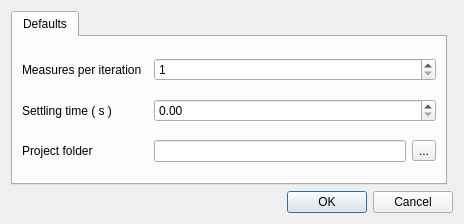
First picture: the form in aeroist/preferences.ui, repository froque/AeroIST, before the edit.
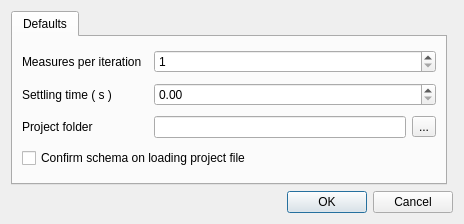
Second picture: the form after the edit.

Commit message: added confirm schema option in preferences correct schema filepath to the same path as executable (same as force matrix) corrected schema file

What changed in the file:
```diff
--- a/aeroist/preferences.ui
+++ b/aeroist/preferences.ui
@@ -87,6 +87,13 @@
          </property>
         </widget>
        </item>
+       <item row="3" column="0" colspan="3">
+        <widget class="QCheckBox" name="checkBoxSchema">
+         <property name="text">
+          <string>Confirm schema on loading project file</string>
+         </property>
+        </widget>
+       </item>
       </layout>
      </widget>
     </widget>
```
The commit also changes 4 other files.
